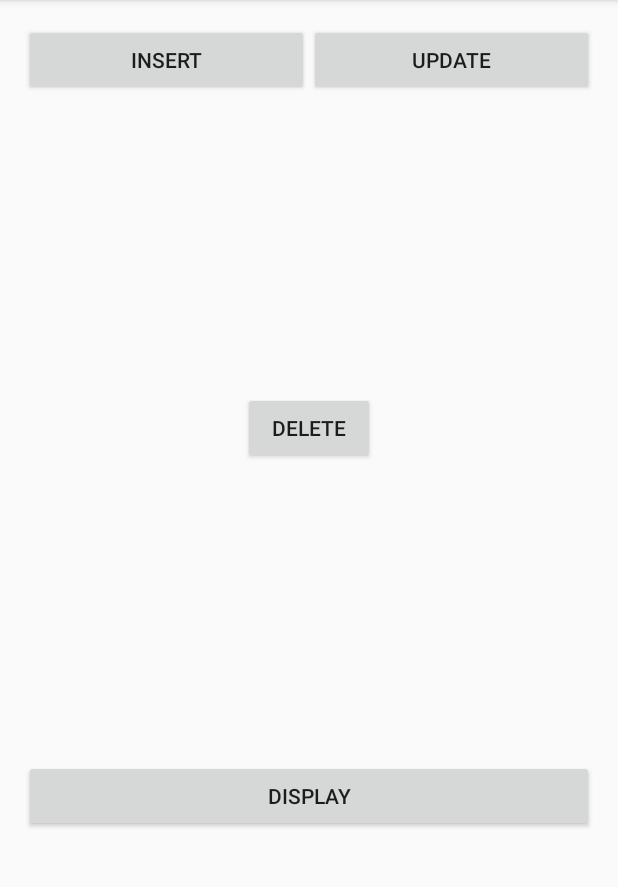
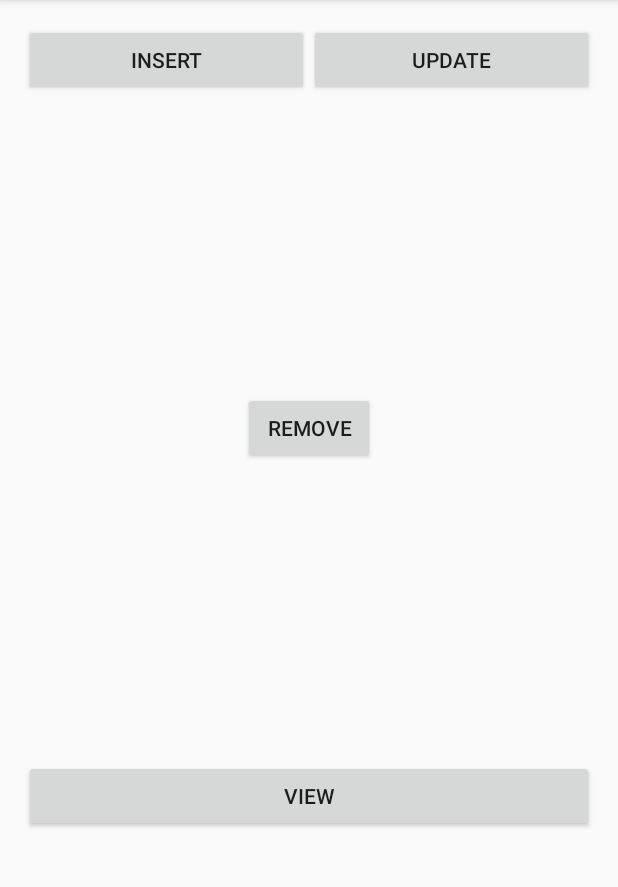
Before and after one commit to bandiayyappa/helloAndroid, an Android app: the screen it shows after launch (MainActivity), on a phone screen of 412 x 824 dp, the part 84-971 px from its top. Run offline under Robolectric (Android 15) with nearby library versions, the phone set to English and light mode, and no system bars.

Commit message:
Add files via upload
change of button names in activity_main.xml

```diff
--- a/MyApplication/app/src/main/res/layout/activity_main.xml
+++ b/MyApplication/app/src/main/res/layout/activity_main.xml
@@ -42,7 +42,7 @@
        android:layout_width="wrap_content"
             android:id="@+id/id3"
         android:layout_height="wrap_content"
-        android:text="Delete"
+        android:text="Remove"
         />
    </RelativeLayout>
         </LinearLayout>
@@ -55,7 +55,7 @@
             android:id="@+id/id4"
             android:layout_width="match_parent"
             android:layout_height="wrap_content"
-            android:text="Display"
+            android:text="View"
            />
 
     </LinearLayout>
```
